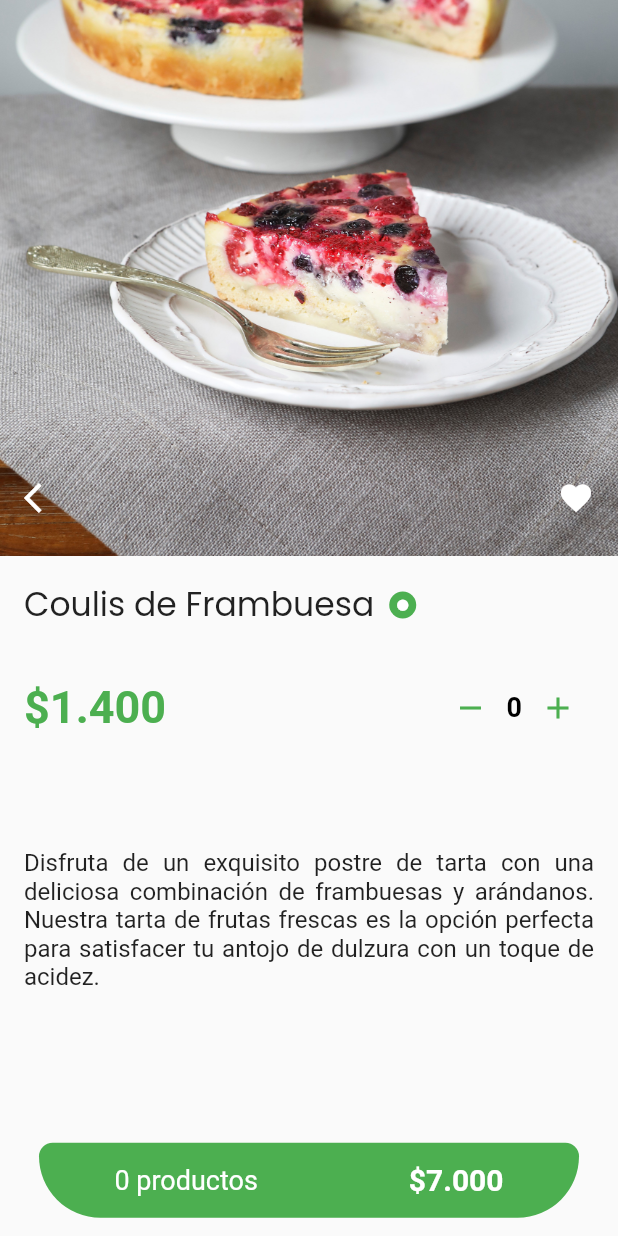
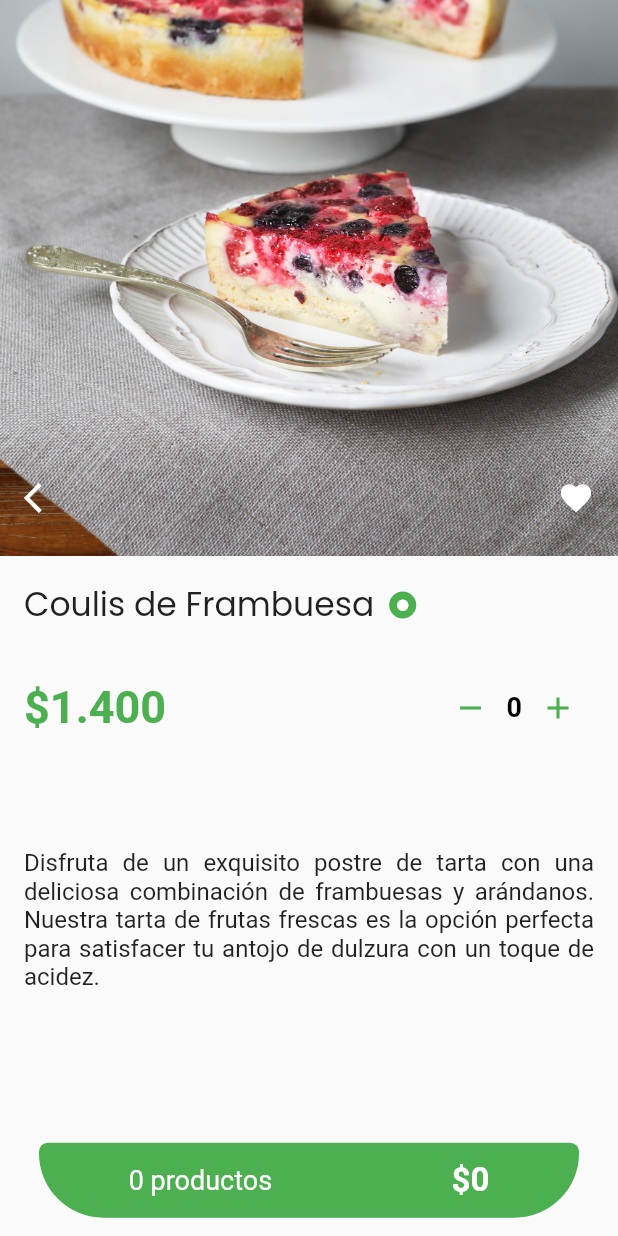
Before and after one commit to DanRuizK57/CampusEats-Flutter, a Flutter app: the screen it shows after launch, on a phone screen of 412 x 824 dp. Run offline on Flutter 3.47's test engine with Material 2 defaults, Android fonts, the phone set to English and light mode, and no system bars; our stand-ins replace google_fonts.

```diff
--- a/lib/src/pages/product_detail_page.dart
+++ b/lib/src/pages/product_detail_page.dart
@@ -128,13 +128,13 @@ class _ProductDetailPageState extends State<ProductDetailPage> {
                 color: Colors.green,
                 borderRadius: BorderRadius.only(
                   topLeft: Radius.circular(
-                      10.0), // Redondear esquina superior izquierda
+                      6.0), // Redondear esquina superior izquierda
                   topRight: Radius.circular(
-                      10.0), // Redondear esquina superior derecha
+                      6.0), // Redondear esquina superior derecha
                   bottomLeft: Radius.circular(
-                      45.0), // Redondear esquina inferior izquierda
+                      43.0), // Redondear esquina inferior izquierda
                   bottomRight: Radius.circular(
-                      45.0), // Redondear esquina inferior derecha
+                      43.0), // Redondear esquina inferior derecha
                 ),
               ),
               child: ClipRRect(
@@ -153,12 +153,13 @@ class _ProductDetailPageState extends State<ProductDetailPage> {
                       style: TextStyle(
                         fontSize: 18,
                         color: Colors.white,
+                        fontWeight: FontWeight.normal,
                       ),
                     ),
                     Text(
-                      "\$7.000",
+                      "\$${selectedQuantity * 1400}",// Precio total basado en la cantidad seleccionada
                       style: TextStyle(
-                        fontSize: 20,
+                        fontSize: 22,
                         color: Colors.white,
                         fontWeight: FontWeight.bold,
                       ),
```
